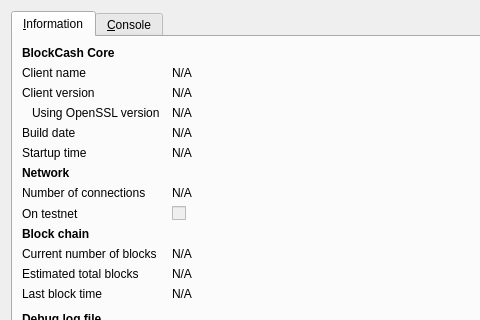
This is src/qt/forms/rpcconsole.ui in saintcoin/saintcoin as Qt 5 draws it before an edit; both pictures show x 0 to 480 and y 0 to 320 of the 740 by 450 pixel window. The edited form follows.
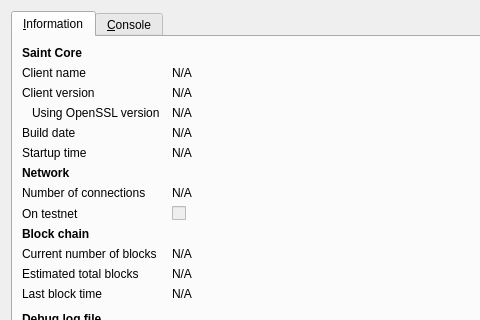
This is the edited form. Icons and pictures are not drawn.

```diff
--- a/src/qt/forms/rpcconsole.ui
+++ b/src/qt/forms/rpcconsole.ui
@@ -36,7 +36,7 @@
           </font>
          </property>
          <property name="text">
-          <string>BlockCash Core</string>
+          <string>Saint Core</string>
          </property>
         </widget>
        </item>
```
Left out of the diff: 6 changed lines with no effect on the pictures.
